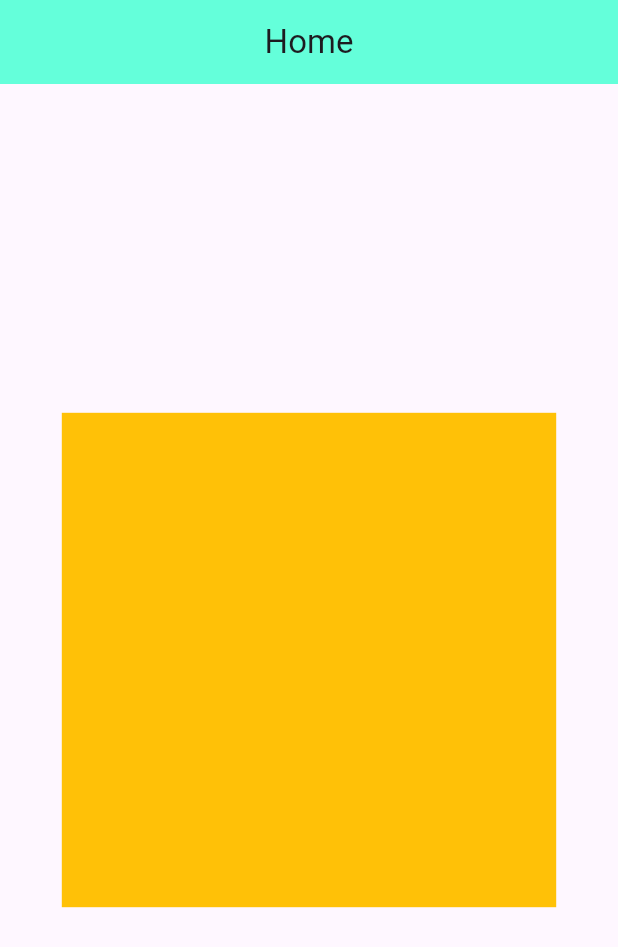
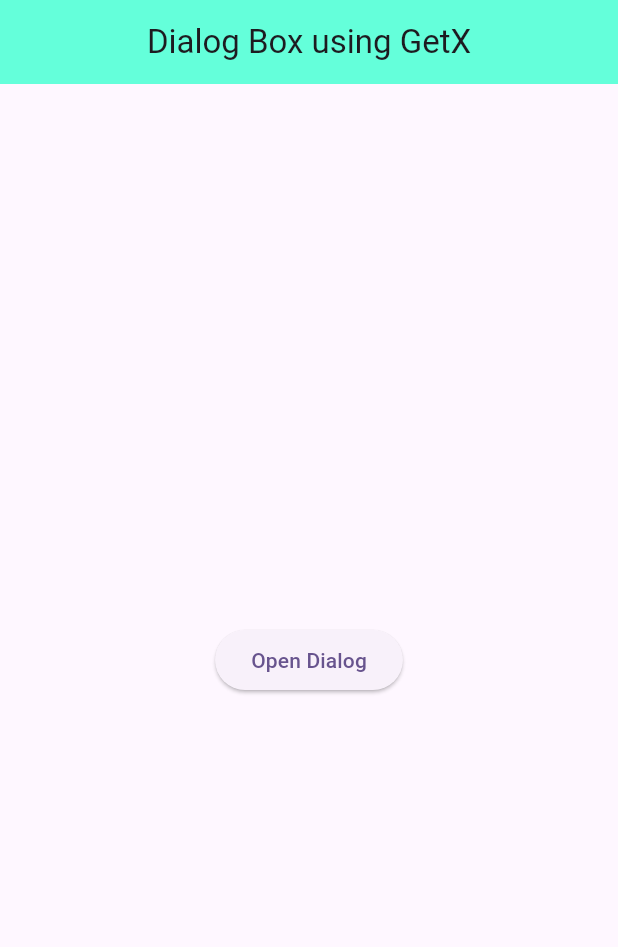
Before and after one commit to ankitbarai/GetX-Widget-Flutter, a Flutter app: the screen it shows after launch, on a phone screen of 412 x 824 dp. Shown: the top 947 px of the screen. Run offline on Flutter 3.47's test engine with Material 3 defaults, Android fonts, the light colour scheme and no system bars; our stand-ins replace get.

Commit message:
dialog box completed using getx

```diff
--- /dev/null
+++ b/lib/getx_dialog_box.dart
@@ -0,0 +1,43 @@
+import 'package:flutter/material.dart';
+import 'package:get/get.dart';
+
+class BottomSheetScreen extends StatefulWidget {
+  const BottomSheetScreen({super.key});
+
+  @override
+  State<BottomSheetScreen> createState() => _BottomSheetScreenState();
+}
+
+class _BottomSheetScreenState extends State<BottomSheetScreen> {
+  @override
+  Widget build(BuildContext context) {
+    return Scaffold(
+      appBar: AppBar(
+        title: Text("Dialog Box using GetX"),
+        centerTitle: true,
+        backgroundColor: Colors.tealAccent,
+      ),
+      body: Center(
+        child: ElevatedButton(
+          onPressed: () {
+            Get.defaultDialog(
+              title: "Dialog from GetX",
+              middleText: "This is GetX Dialog Box",
+              backgroundColor: Colors.amber,
+              cancel: ElevatedButton(
+                onPressed: () {
+                  Get.back();
+                },
+                child: Text("Cancel"),
+              ),
+              confirm: ElevatedButton(
+                onPressed: () {
+                  Get.back();
+                },
+                child: Text("OK"),)
+            );
+          }, child: Text("Open Dialog"),),
+      ),
+    );
+  }
+}
--- a/lib/main.dart
+++ b/lib/main.dart
@@ -1,6 +1,8 @@
 import 'package:flutter/material.dart';
 import 'package:get/get.dart';
 import 'package:getx_widget_flutter/home_screen.dart';
+
+import 'getx_dialog_box.dart';
 
 void main() {
   runApp( MyApp());
@@ -18,7 +20,8 @@ class MyApp extends StatelessWidget {
 
         colorScheme: ColorScheme.fromSeed(seedColor: Colors.deepPurple),
       ),
-      home: HomeScreen(),
+      // home: HomeScreen(),
+      home: BottomSheetScreen(),
     );
   }
 }
```
Also changed, not shown: 1 other file.
